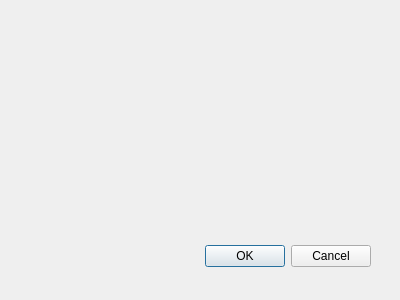
The window that login.ui (monsieur7/robotProjet) describes before a commit, drawn with Qt 5.
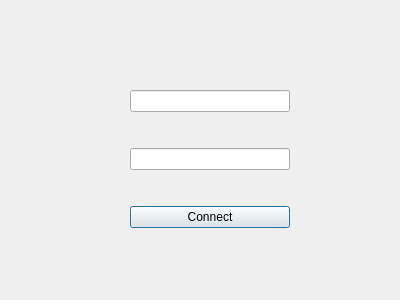
The same window after the commit.

What changed in the file:
```diff
--- a/login.ui
+++ b/login.ui
@@ -15,21 +15,30 @@
   <property name="windowTitle">
    <string>Dialog</string>
   </property>
-  <widget class="QDialogButtonBox" name="buttonBox">
+  <widget class="QWidget" name="verticalLayoutWidget">
    <property name="geometry">
     <rect>
-     <x>30</x>
-     <y>240</y>
-     <width>341</width>
-     <height>32</height>
+     <x>130</x>
+     <y>60</y>
+     <width>160</width>
+     <height>201</height>
     </rect>
    </property>
-   <property name="orientation">
-    <enum>Qt::Horizontal</enum>
-   </property>
-   <property name="standardButtons">
-    <set>QDialogButtonBox::Cancel|QDialogButtonBox::Ok</set>
-   </property>
+   <layout class="QVBoxLayout" name="verticalLayout">
+    <item>
+     <widget class="QLineEdit" name="ip"/>
+    </item>
+    <item>
+     <widget class="QLineEdit" name="port"/>
+    </item>
+    <item>
+     <widget class="QPushButton" name="connect">
+      <property name="text">
+       <string>Connect</string>
+      </property>
+     </widget>
+    </item>
+   </layout>
   </widget>
  </widget>
  <pixmapfunction/>
```
Left out of the diff: 40 changed lines with no effect on the pictures.
